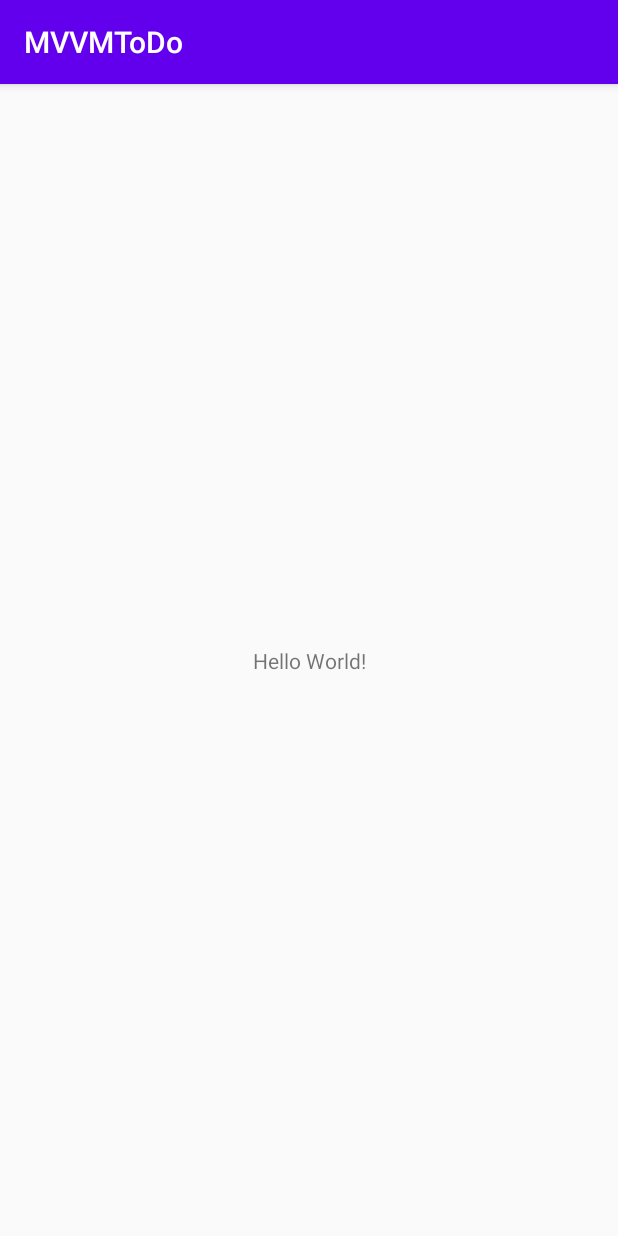
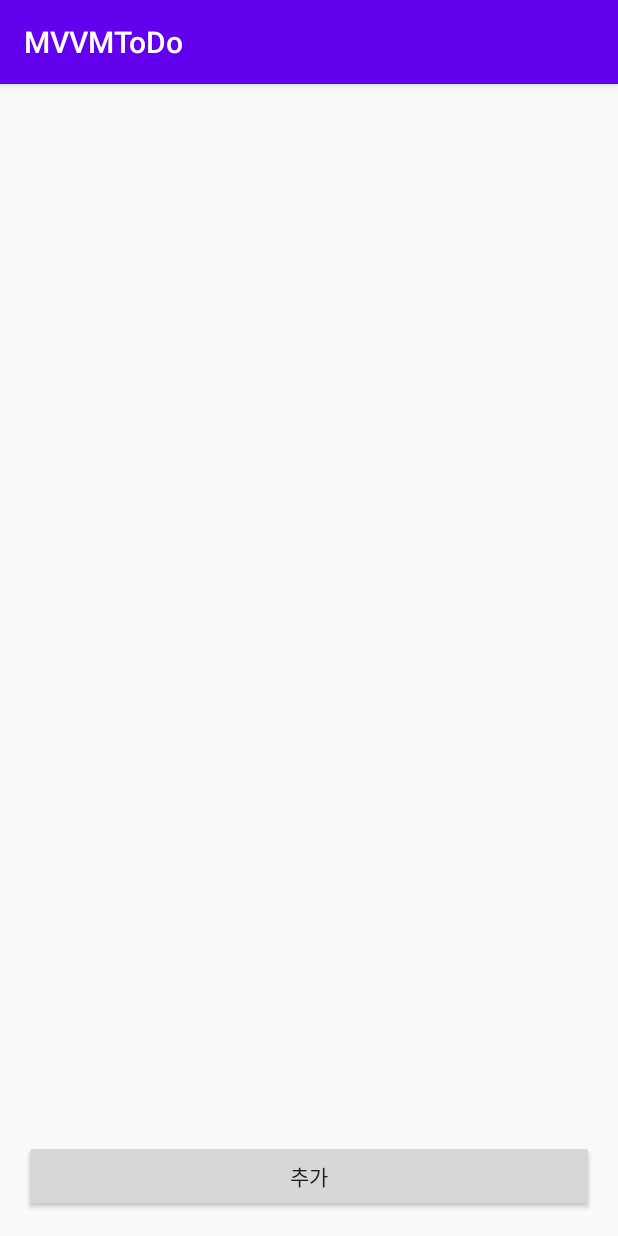
Before and after one commit to kim344/MVVM_ToDo, an Android app: the screen it shows after launch (MainActivity), on a phone screen of 412 x 824 dp. Run offline under Robolectric (Android 15) with nearby library versions, the phone set to English and light mode, and no system bars.

Commit message:
MVVM 적용

```diff
--- a/app/src/main/AndroidManifest.xml
+++ b/app/src/main/AndroidManifest.xml
@@ -9,7 +9,7 @@
         android:roundIcon="@mipmap/ic_launcher_round"
         android:supportsRtl="true"
         android:theme="@style/AppTheme">
-        <activity android:name=".MainActivity">
+        <activity android:name=".view.MainActivity">
             <intent-filter>
                 <action android:name="android.intent.action.MAIN" />
 
--- /dev/null
+++ b/app/src/main/java/com/kim344/mvvmtodo/view/MainActivity.kt
@@ -0,0 +1,70 @@
+package com.kim344.mvvmtodo.view
+
+import androidx.appcompat.app.AppCompatActivity
+import android.os.Bundle
+import androidx.appcompat.app.AlertDialog
+import androidx.lifecycle.ViewModelProvider
+import androidx.recyclerview.widget.LinearLayoutManager
+import com.kim344.mvvmtodo.R
+import com.kim344.mvvmtodo.model.TodoModel
+import com.kim344.mvvmtodo.view.adapter.TodoListAdapter
+import com.kim344.mvvmtodo.viewmodel.TodoViewModel
+import kotlinx.android.synthetic.main.activity_main.*
+import kotlinx.android.synthetic.main.dialog_add_todo.view.*
+import java.util.*
+
+class MainActivity : AppCompatActivity() {
+
+    private lateinit var mTodoListAdapter: TodoListAdapter
+    private val mTodoItems: ArrayList<TodoModel> = ArrayList()
+
+    private lateinit var mTodoViewModel : TodoViewModel
+
+    override fun onCreate(savedInstanceState: Bundle?) {
+        super.onCreate(savedInstanceState)
+        setContentView(R.layout.activity_main)
+
+        initAddButton()
+        initRecyclerView()
+    }
+
+    private fun initViewModel(){
+        mTodoViewModel = ViewModelProvider.AndroidViewModelFactory.getInstance(application).create(TodoViewModel::class.java)
+        mTodoViewModel.getTodoList().observe(this, androidx.lifecycle.Observer {
+            mTodoListAdapter.setTodoItems(it)
+        })
+    }
+
+    private fun initRecyclerView() {
+        mTodoListAdapter = TodoListAdapter()
+        rl_todo_list.run {
+            setHasFixedSize(true)
+            layoutManager = LinearLayoutManager(this@MainActivity)
+            adapter = mTodoListAdapter
+        }
+    }
+
+    private fun initAddButton() {
+        btn_add_todo.setOnClickListener {
+            openAddTodoDialog()
+        }
+    }
+
+    private fun openAddTodoDialog() {
+        val dialogView = layoutInflater.inflate(R.layout.dialog_add_todo, null)
+        val dialog = AlertDialog.Builder(this)
+            .setTitle("추가하기")
+            .setView(dialogView)
+            .setPositiveButton("확인") { _, _ ->
+                val title = dialogView.et_todo_title.text.toString()
+                val description = dialogView.et_todo_description.text.toString()
+                val createdDate = Date().time
+
+                val todoModel = TodoModel(null,title, description, createdDate)
+                mTodoViewModel.insertTodo(todoModel)
+            }
+            .setNegativeButton("취소",null)
+            .create()
+        dialog.show()
+    }
+}
--- a/app/src/main/res/layout/activity_main.xml
+++ b/app/src/main/res/layout/activity_main.xml
@@ -4,15 +4,25 @@
     xmlns:tools="http://schemas.android.com/tools"
     android:layout_width="match_parent"
     android:layout_height="match_parent"
-    tools:context=".MainActivity">
+    android:padding="16dp"
+    tools:context=".view.MainActivity">
 
-    <TextView
-        android:layout_width="wrap_content"
+    <Button
+        android:id="@+id/btn_add_todo"
+        android:layout_width="0dp"
         android:layout_height="wrap_content"
-        android:text="Hello World!"
+        android:text="추가"
         app:layout_constraintBottom_toBottomOf="parent"
+        app:layout_constraintLeft_toLeftOf="parent"
+        app:layout_constraintRight_toRightOf="parent" />
+
+    <androidx.recyclerview.widget.RecyclerView
+        android:id="@+id/rl_todo_list"
+        android:layout_width="0dp"
+        android:layout_height="0dp"
+        android:layout_marginBottom="16dp"
+        app:layout_constraintBottom_toTopOf="@+id/btn_add_todo"
         app:layout_constraintLeft_toLeftOf="parent"
         app:layout_constraintRight_toRightOf="parent"
         app:layout_constraintTop_toTopOf="parent" />
-
 </androidx.constraintlayout.widget.ConstraintLayout>
```
Also changed, not shown: app/src/main/java/com/kim344/mvvmtodo/MainActivity.kt (deleted, +0 -11 lines), app/src/main/java/com/kim344/mvvmtodo/db/TodoDAO.kt (added, +17 -0 lines), app/src/main/java/com/kim344/mvvmtodo/db/TodoDatabase.kt (added, +27 -0 lines), app/src/main/java/com/kim344/mvvmtodo/model/TodoModel.kt (added, +22 -0 lines), app/src/main/java/com/kim344/mvvmtodo/repository/TodoRepository.kt (added, +29 -0 lines), app/src/main/java/com/kim344/mvvmtodo/view/adapter/TodoListAdapter.kt (added, +60 -0 lines), app/src/main/java/com/kim344/mvvmtodo/viewmodel/TodoViewModel.kt (added, +26 -0 lines), app/src/main/res/layout/dialog_add_todo.xml (added, +29 -0 lines), app/src/main/res/layout/item_todo.xml (added, +41 -0 lines).
